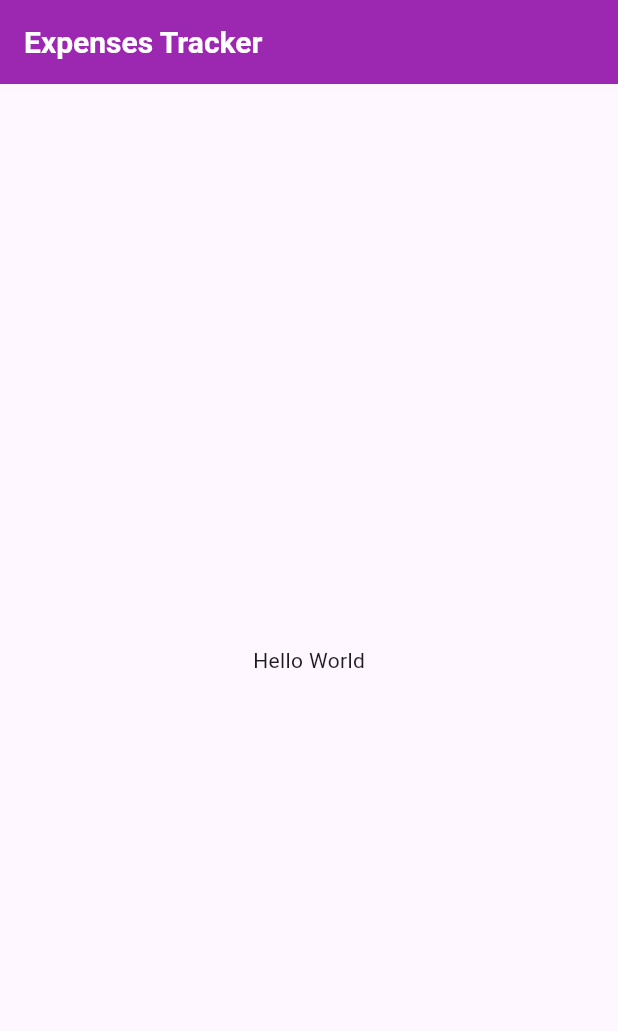
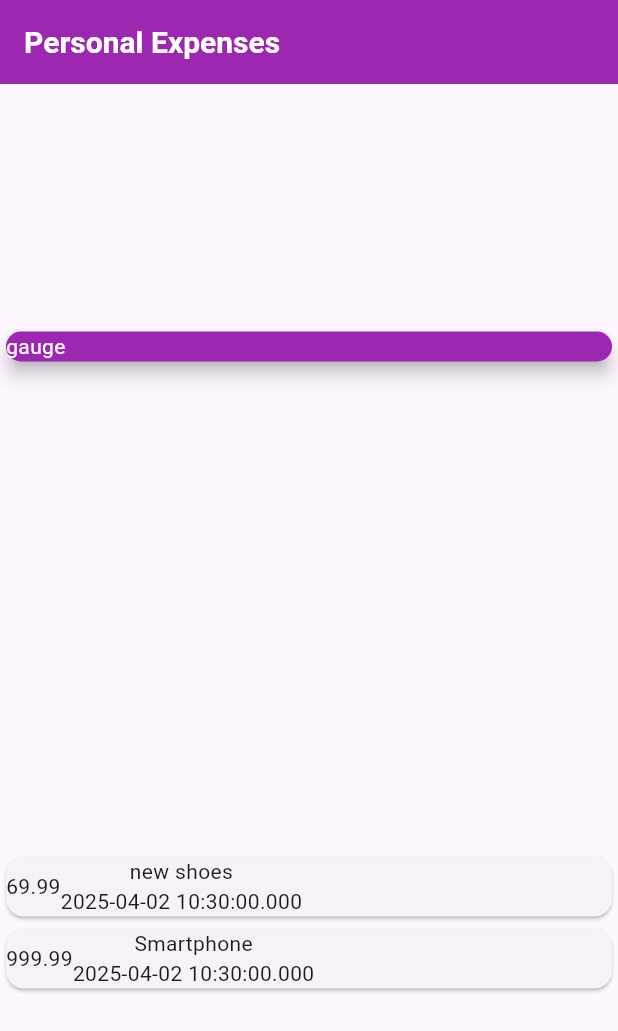
Before and after one commit to SamuckqaDev/expenses_flutter, a Flutter app: the screen it shows after launch, on a phone screen of 412 x 824 dp. Shown: the top 1031 px of the screen. Run offline on Flutter 3.47's test engine with Material 3 defaults, Android fonts, the phone set to English and light mode, and no system bars.

Commit message:
List expenses

```diff
--- a/lib/main.dart
+++ b/lib/main.dart
@@ -1,4 +1,6 @@
+import 'package:expenses/model/transaction.dart';
 import 'package:flutter/material.dart';
+import 'package:uuid/uuid.dart';
 
 main() => runApp(const ExpensesApp());
 
@@ -7,21 +9,36 @@ class ExpensesApp extends StatelessWidget {
 
   @override
   Widget build(BuildContext context) {
-    return const MaterialApp(
+    return MaterialApp(
       home: Homepage(),
     );
   }
 }
 
 class Homepage extends StatelessWidget {
-  const Homepage({super.key});
+  final _transactions = [
+    Transaction(
+      uuid: const Uuid().v4(),
+      title: "new shoes",
+      value: 69.99,
+      date: DateTime.now(),
+    ),
+    Transaction(
+      uuid: const Uuid().v4(),
+      title: "Smartphone",
+      value: 999.99,
+      date: DateTime.now(),
+    ),
+  ];
+
+  Homepage({super.key});
 
   @override
   Widget build(BuildContext context) {
     return Scaffold(
       appBar: AppBar(
         title: const Text(
-          'Expenses Tracker',
+          'Personal Expenses',
           style: TextStyle(
             fontSize: 20,
             fontWeight: FontWeight.bold,
@@ -30,8 +47,41 @@ class Homepage extends StatelessWidget {
         ),
         backgroundColor: Colors.purple,
       ),
-      body: const Center(
-        child: Text('Hello World'),
+      body: Column(
+        mainAxisAlignment: MainAxisAlignment.spaceAround,
+        crossAxisAlignment: CrossAxisAlignment.stretch,
+        children: <Widget>[
+          const SizedBox(
+            child: Card(
+              color: Colors.purple,
+              elevation: 5,
+              child: Text(
+                "gauge",
+                style: TextStyle(color: Colors.white),
+              ),
+            ),
+          ),
+          Column(children: [
+            ...(_transactions.map(
+              (tr) => Card(
+                child: Row(
+                  children: [
+                    Text(
+                      tr.value.toString(),
+                    ),
+                    Column(
+                      children: [
+                        Text(tr.title),
+                        Text(tr.date.toString())
+                      ],
+                    )
+                  ],
+                )
+
+              ),
+            )),
+          ])
+        ],
       ),
     );
   }
--- a/pubspec.yaml
+++ b/pubspec.yaml
@@ -30,7 +30,7 @@ environment:
 dependencies:
   flutter:
     sdk: flutter
-
+  uuid: ^4.3.3  # Adicione esta linha
 
   # The following adds the Cupertino Icons font to your application.
   # Use with the CupertinoIcons class for iOS style icons.
```
Also changed, not shown: pubspec.lock, 1 other file.
